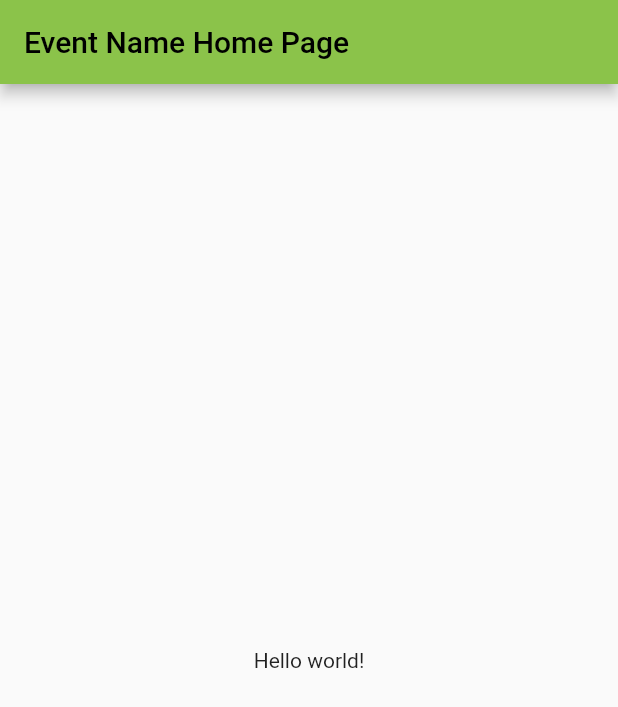
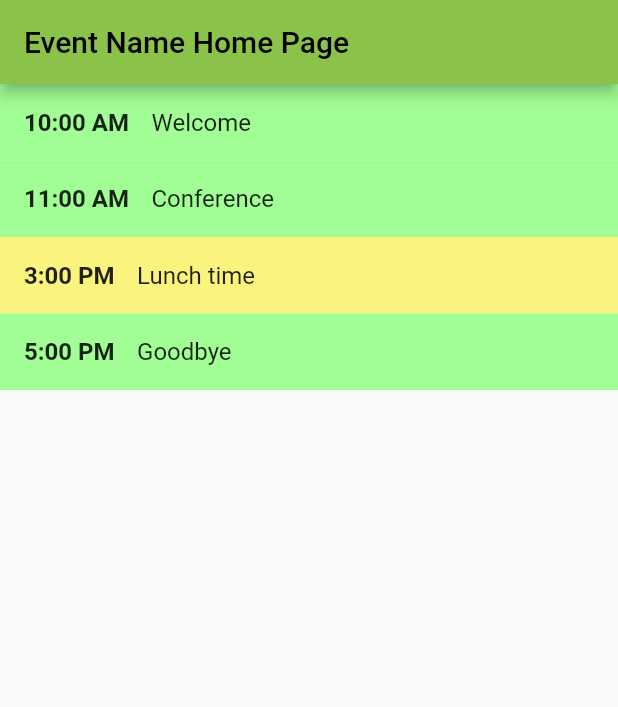
Before and after one commit to kubaurban/EventGuideApp, a Flutter app: the screen it shows after launch, on a phone screen of 412 x 824 dp. Shown: the top 707 px of the screen. Run offline on Flutter 3.47's test engine with Material 2 defaults, Android fonts, the light colour scheme and no system bars.

Commit message:
add agenda page

```diff
--- /dev/null
+++ b/lib/agenda.dart
@@ -0,0 +1,30 @@
+import 'package:event_guide/data/agenda-item.dart';
+import 'package:event_guide/data/agenda/first-day.dart';
+import 'package:flutter/material.dart';
+
+import 'agenda-item-tile.dart';
+
+class Agenda extends StatelessWidget {
+  const Agenda({super.key});
+
+  static const List<AgendaItem> _items = firstDay;
+
+  @override
+  Widget build(BuildContext context) {
+    return Column(
+      children: [
+        Expanded(
+          child: ListView(
+            children: [
+              ..._items.map(
+                (j) => AgendaItemTile(
+                  item: j,
+                ),
+              ),
+            ],
+          ),
+        ),
+      ],
+    );
+  }
+}
--- /dev/null
+++ b/lib/data/agenda/first-day.dart
@@ -0,0 +1,38 @@
+import 'package:event_guide/data/activity.dart';
+import 'package:event_guide/data/agenda-item.dart';
+import 'package:flutter/material.dart';
+
+const List<AgendaItem> firstDay = [
+  AgendaItem(
+    startTime: TimeOfDay(hour: 10, minute: 00),
+    name: 'Welcome',
+    description: 'Just welcome',
+    speaker: 'Welcomer Adam',
+    place: 'Welcoming place',
+    activity: Activity.conference,
+  ),
+  AgendaItem(
+    startTime: TimeOfDay(hour: 11, minute: 00),
+    name: 'Conference',
+    description: 'Just Conference',
+    speaker: 'Conference Adam',
+    place: 'Conferencing place',
+    activity: Activity.conference,
+  ),
+  AgendaItem(
+    startTime: TimeOfDay(hour: 15, minute: 00),
+    name: 'Lunch time',
+    description: 'Just Lunch',
+    speaker: 'Lunch Adam',
+    place: 'Lunch place',
+    activity: Activity.eating,
+  ),
+  AgendaItem(
+    startTime: TimeOfDay(hour: 17, minute: 00),
+    name: 'Goodbye',
+    description: 'Just Goodbye',
+    speaker: 'Goodbye Adam',
+    place: 'Goodbye place',
+    activity: Activity.conference,
+  ),
+];
--- a/lib/home-page.dart
+++ b/lib/home-page.dart
@@ -1,3 +1,4 @@
+import 'package:event_guide/agenda.dart';
 import 'package:flutter/material.dart';
 
 class HomePage extends StatelessWidget {
@@ -8,19 +9,9 @@ class HomePage extends StatelessWidget {
   @override
   Widget build(BuildContext context) {
     return Scaffold(
-      appBar: AppBar(
-        title: Text(title),
-      ),
-      body: Center(
-        child: Column(
-          mainAxisAlignment: MainAxisAlignment.center,
-          children: const <Widget>[
-            Text(
-              'Hello world!',
-            ),
-          ],
+        appBar: AppBar(
+          title: Text(title),
         ),
-      ),
-    );
+        body: const Agenda());
   }
 }
```
